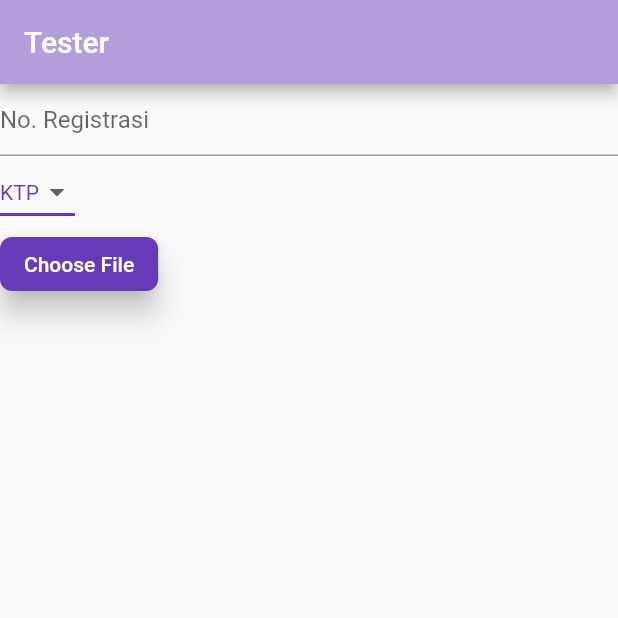
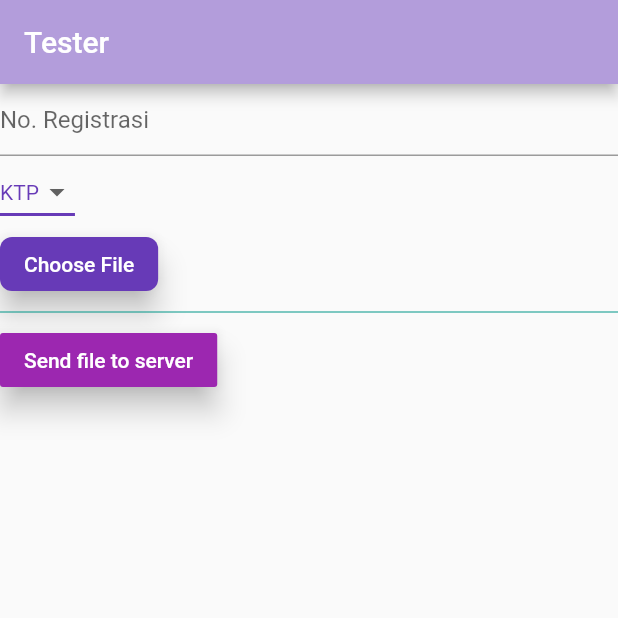
Before and after one commit to semicolon27/akad-client, a Flutter app: the screen it shows after launch, on a phone screen of 412 x 824 dp, the top half of it. Run offline on Flutter 3.47's test engine with Material 2 defaults, Android fonts, the light colour scheme and no system bars; missing offline and left inert: dart:html.

Commit message:
Update Main add function to collect file after choosing file

```diff
--- a/lib/main.dart
+++ b/lib/main.dart
@@ -2,7 +2,8 @@ import 'dart:html' as html;
 import 'dart:typed_data';
 import 'dart:async';
 import 'dart:convert';
-// import 'package:http_parser/http_parser.dart';
+import 'package:http/http.dart' as http;
+import 'package:http_parser/http_parser.dart';
 import 'package:flutter/material.dart';
 
 void main() {
@@ -20,6 +21,9 @@ class _HomeState extends State<Home> {
   List<String> jenisDokumen = ["KTP", "SIM", "KK"];
   String _jenisDokumen = "KTP";
 
+  late List<int> _selectedFile;
+  late Uint8List _bytesData;
+
   GlobalKey _formKey = new GlobalKey();
 
   void pilihJenis(String value) {
@@ -28,11 +32,42 @@ class _HomeState extends State<Home> {
     });
   }
 
+  void _handleResult(Object result) {
+    setState(() {
+      _bytesData = Base64Decoder().convert(result.toString().split(",").last);
+      _selectedFile = _bytesData;
+    });
+  }
+
+  Future makeRequest() async {
+    var url = Uri.parse("http://127.0.0.1:8000/");
+    var request = new http.MultipartRequest("POST", url);
+    request.files.add(await http.MultipartFile.fromBytes('file', _selectedFile,
+        contentType: new MediaType('application', 'octet-stream'),
+        filename: "file_up"));
+
+    request.send().then((response) {
+      print("test");
+      print(response.statusCode);
+      if (response.statusCode == 200) print("Uploaded!");
+    });
+  }
+
   startWebFilePicker() async {
     html.FileUploadInputElement uploadInput = html.FileUploadInputElement();
     uploadInput.multiple = true;
     uploadInput.draggable = true;
     uploadInput.click();
+
+    uploadInput.onChange.listen((e) {
+      final files = uploadInput.files;
+      final file = files![0];
+      final reader = new html.FileReader();
+      reader.onLoadEnd.listen((e) {
+        _handleResult(reader);
+      });
+      reader.readAsDataUrl(file);
+    });
   }
 
   @override
@@ -76,18 +111,27 @@ class _HomeState extends State<Home> {
                 elevation: 8,
                 highlightElevation: 2,
                 shape: RoundedRectangleBorder(
-                borderRadius: BorderRadius.circular(8)
-              ),
+                    borderRadius: BorderRadius.circular(8)),
                 textColor: Colors.white,
                 child: Text('Choose File'),
                 onPressed: () {
                   startWebFilePicker();
                 },
               ),
-
+              Divider(
+                color: Colors.teal,
+              ),
+              MaterialButton(
+                color: Colors.purple,
+                elevation: 8.0,
+                textColor: Colors.white,
+                onPressed: () {
+                  makeRequest();
+                },
+                child: Text('Send file to server'),
+              ),
             ],
-        )
-      ),
+          )),
     );
   }
 }
```
Lines whose indentation alone changed are shown as unchanged.
